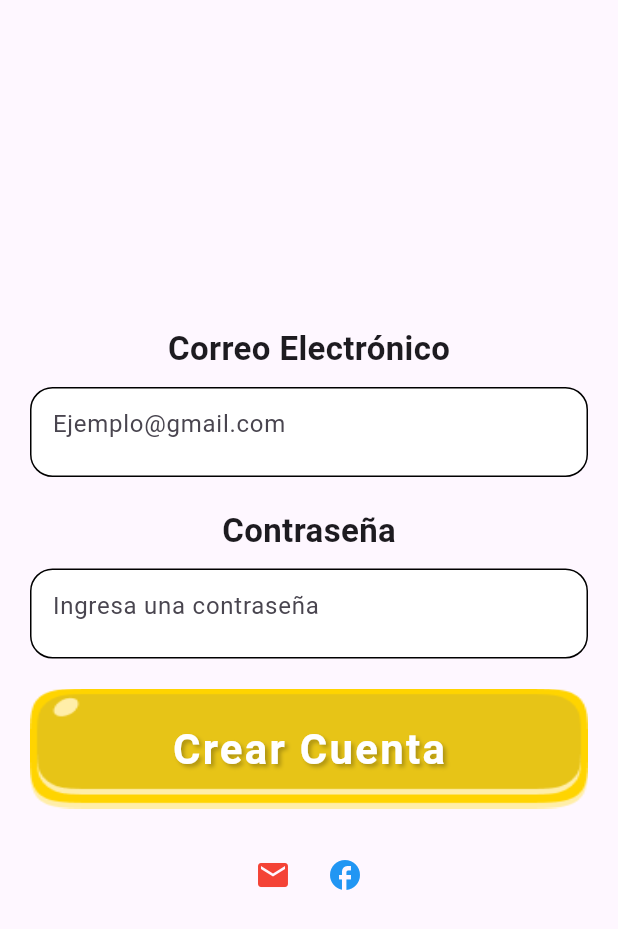
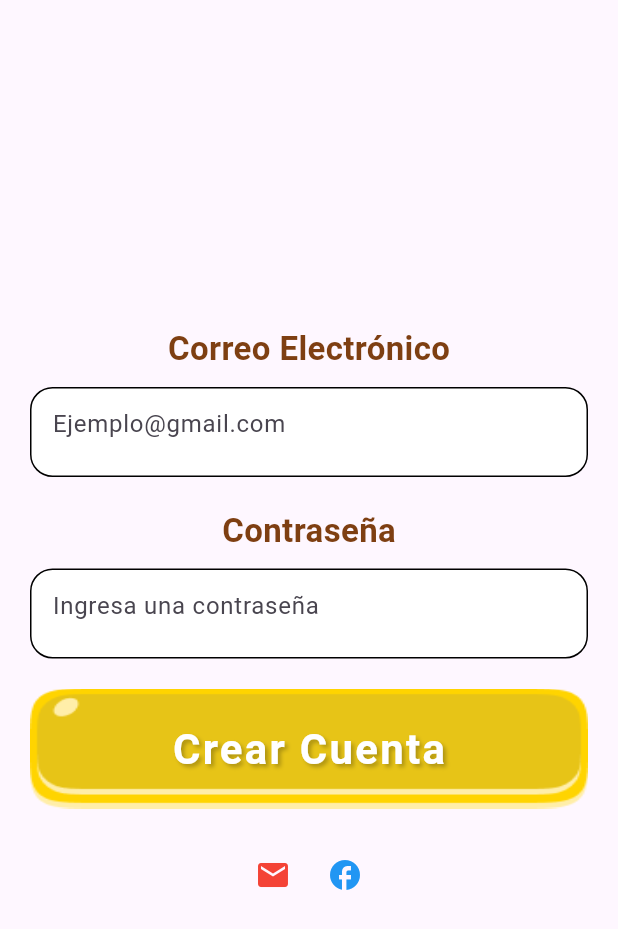
Before and after one commit to tobias-tj/TekkoApp, a Flutter app: the CreateAccountStep widget shown alone on an empty page, opened directly, swiped to page 5, on a phone screen of 412 x 824 dp. Shown: the top 929 px of the screen. Run offline on Flutter 3.47's test engine with Material 3 defaults, Android fonts, the phone set to English and light mode, and no system bars; our stand-ins replace another_flutter_splash_screen, lottie.

Commit message:
Primera version input decoration Intro

```diff
--- a/lib/screens/accounts/input_account.dart
+++ b/lib/components/input_account.dart
@@ -3,11 +3,13 @@ import 'package:flutter/material.dart';
 class InputAccount extends StatelessWidget {
   final String hintText;
   final bool isPass;
+  final TextInputType inputType;
   const InputAccount(
       {super.key,
       required TextEditingController inputController,
       required this.hintText,
-      required this.isPass})
+      required this.isPass,
+      required this.inputType})
       : _inputController = inputController;
 
   final TextEditingController _inputController;
@@ -23,6 +25,7 @@ class InputAccount extends StatelessWidget {
       ),
       child: TextField(
         controller: _inputController,
+        keyboardType: inputType,
         obscureText: isPass ? true : false,
         decoration: InputDecoration(
           fillColor: Colors.white,
--- /dev/null
+++ b/lib/components/input_animation.dart
@@ -0,0 +1,142 @@
+import 'package:flutter/material.dart';
+import 'package:flutter/services.dart';
+import 'package:tekko/styles/app_colors.dart';
+
+class InputAnimationName extends StatefulWidget {
+  final String hintText;
+  final TextInputType inputType;
+  final TextEditingController inputController;
+  final bool isAgeInput; // Nueva bandera
+
+  const InputAnimationName({
+    super.key,
+    required this.inputController,
+    required this.hintText,
+    required this.inputType,
+    this.isAgeInput = false, // Por defecto es false
+  });
+
+  @override
+  State<InputAnimationName> createState() => _InputAnimationNameState();
+}
+
+class _InputAnimationNameState extends State<InputAnimationName> {
+  String _userInput = "";
+
+  @override
+  void initState() {
+    super.initState();
+
+    widget.inputController.addListener(() {
+      final newText = widget.inputController.text;
+      if (widget.isAgeInput) {
+        // Limita la longitud a 2 caracteres para la edad
+        if (newText.length <= 2) {
+          if (_userInput != newText) {
+            setState(() {
+              _userInput = newText;
+            });
+          }
+        } else {
+          widget.inputController.text = _userInput;
+          widget.inputController.selection = TextSelection.fromPosition(
+            TextPosition(offset: _userInput.length),
+          );
+        }
+      } else {
+        // Para otros casos (texto), puedes usar la lógica que ya tienes
+        if (newText.length <= 10) {
+          if (_userInput != newText) {
+            setState(() {
+              _userInput = newText;
+            });
+          }
+        } else {
+          widget.inputController.text = _userInput;
+          widget.inputController.selection = TextSelection.fromPosition(
+            TextPosition(offset: _userInput.length),
+          );
+        }
+      }
+    });
+  }
+
+  @override
+  Widget build(BuildContext context) {
+    return GestureDetector(
+      onTap: () {
+        // Abre el teclado al tocar el widget
+        FocusScope.of(context).requestFocus(FocusNode());
+      },
+      child: Stack(
+        alignment: Alignment.center,
+        children: [
+          Container(
+            padding:
+                const EdgeInsets.symmetric(vertical: 12.0, horizontal: 16.0),
+            decoration: BoxDecoration(
+              color: Colors.white,
+              borderRadius: BorderRadius.circular(15.0),
+              border: Border.all(color: Colors.grey.shade400),
+            ),
+            child: Row(
+              mainAxisSize: MainAxisSize.min,
+              children: List.generate(10, (index) {
+                final letter = index < _userInput.length
+                    ? _userInput[index]
+                    : ""; // Letra o espacio vacío
+                return Padding(
+                  padding: const EdgeInsets.symmetric(horizontal: 4.0),
+                  child: Column(
+                    children: [
+                      Text(
+                        letter,
+                        style: const TextStyle(
+                          fontSize: 24,
+                          fontWeight: FontWeight.bold,
+                          color: AppColors.chocolateDark,
+                        ),
+                      ),
+                      Container(
+                        height: 2,
+                        width: 20,
+                        color: index <
+                                (_userInput.length <
+                                        (widget.isAgeInput ? 2 : 10)
+                                    ? _userInput.length
+                                    : (widget.isAgeInput ? 2 : 10))
+                            ? AppColors.chocolateDark
+                            : Colors.grey[400],
+                        margin: const EdgeInsets.only(top: 4.0),
+                      ),
+                    ],
+                  ),
+                );
+              }),
+            ),
+          ),
+          Opacity(
+            opacity: 0.0, // Hace que el campo de texto sea invisible
+            child: TextField(
+              controller: widget.inputController,
+              keyboardType: widget.isAgeInput
+                  ? TextInputType.number // Si es para edad, tipo numérico
+                  : widget.inputType,
+              maxLength: widget.isAgeInput ? 2 : 10, // Limita a 2 para edad
+              inputFormatters: [
+                if (widget.isAgeInput)
+                  FilteringTextInputFormatter
+                      .digitsOnly, // Solo números para la edad
+              ],
+              decoration: const InputDecoration(
+                border: InputBorder.none,
+                counterText: "", // Oculta el contador de caracteres
+              ),
+              cursorColor: Colors.transparent,
+            ),
+          )
+        ],
+      ),
+    );
+  }
+}
--- a/lib/screens/accounts/create_account_step.dart
+++ b/lib/screens/accounts/create_account_step.dart
@@ -1,7 +1,8 @@
 import 'package:flutter/material.dart';
 import 'package:lottie/lottie.dart';
 import 'package:tekko/components/button_intro.dart';
-import 'package:tekko/screens/accounts/input_account.dart';
+import 'package:tekko/components/input_account.dart';
+import 'package:tekko/components/input_animation.dart';
 import 'package:tekko/screens/home_screen.dart';
 import 'package:tekko/styles/app_colors.dart'; // Asegúrate de importar tu archivo de colores
 
@@ -75,7 +76,8 @@ class _CreateAccountStepState extends State<CreateAccountStep> {
               controller: _nameController,
               buttonText: 'SIGUIENTE',
               onPressed: _goToNextStep,
-          ),
+              inputType: TextInputType.name,
+              isAge: false),
           // Paso 2: Edad
           _buildStep(
               title: '¿Cuántos años tienes?',
@@ -83,8 +85,8 @@ class _CreateAccountStepState extends State<CreateAccountStep> {
               controller: _ageController,
               buttonText: 'CONFIRMAR',
               onPressed: _goToNextStep,
-            isNumericInput: true,
-          ),
+              inputType: TextInputType.number,
+              isAge: true),
           // Paso 3: Espacio para padres
           _buildParentStep(),
           // Paso 4: Prueba matemática
@@ -96,14 +98,14 @@ class _CreateAccountStepState extends State<CreateAccountStep> {
     );
   }
 
-  Widget _buildStep({
-    required String title,
+  Widget _buildStep(
+      {required String title,
       required String inputHint,
       required TextEditingController controller,
       required String buttonText,
       required VoidCallback onPressed,
-    bool isNumericInput = false,
-  }) {
+      required TextInputType inputType,
+      required bool isAge}) {
     return Padding(
       padding: const EdgeInsets.symmetric(horizontal: 20),
       child: Column(
@@ -112,22 +114,16 @@ class _CreateAccountStepState extends State<CreateAccountStep> {
           Text(
             title,
             style: const TextStyle(
-              fontSize: 28,
+              fontSize: 30,
               fontWeight: FontWeight.bold,
-              color: AppColors.softCreamDark,
+              color: AppColors.chocolateDark,
             ),
           ),
           const SizedBox(height: 20),
-          TextField(
-            controller: controller,
-            keyboardType:
-                isNumericInput ? TextInputType.number : TextInputType.text,
-            decoration: InputDecoration(
+          InputAnimationName(
+            inputController: controller,
             hintText: inputHint,
-              border: OutlineInputBorder(
-                borderRadius: BorderRadius.circular(15),
-              ),
-            ),
+            inputType: inputType,
           ),
           const SizedBox(height: 20),
           ButtonIntro(onNext: onPressed, textButton: buttonText),
@@ -145,7 +141,7 @@ class _CreateAccountStepState extends State<CreateAccountStep> {
           style: TextStyle(
             fontSize: 28,
             fontWeight: FontWeight.bold,
-            color: AppColors.softCreamDark,
+            color: AppColors.chocolateDark,
           ),
         ),
         const SizedBox(height: 20),
@@ -165,7 +161,7 @@ class _CreateAccountStepState extends State<CreateAccountStep> {
           style: TextStyle(
             fontSize: 28,
             fontWeight: FontWeight.bold,
-            color: AppColors.softCreamDark,
+            color: AppColors.chocolateDark,
           ),
         ),
         const SizedBox(height: 20),
@@ -209,24 +205,32 @@ class _CreateAccountStepState extends State<CreateAccountStep> {
         children: [
           const Text(
             'Correo Electrónico',
-            style: TextStyle(fontSize: 22, fontWeight: FontWeight.bold),
+            style: TextStyle(
+                fontSize: 22,
+                fontWeight: FontWeight.bold,
+                color: AppColors.chocolateDark),
           ),
           const SizedBox(height: 10),
           InputAccount(
             hintText: "Ejemplo@gmail.com",
             inputController: _emailController,
             isPass: false,
+            inputType: TextInputType.emailAddress,
           ),
           const SizedBox(height: 20),
           const Text(
             'Contraseña',
-            style: TextStyle(fontSize: 22, fontWeight: FontWeight.bold),
+            style: TextStyle(
+                fontSize: 22,
+                fontWeight: FontWeight.bold,
+                color: AppColors.chocolateDark),
           ),
           const SizedBox(height: 10),
           InputAccount(
             hintText: "Ingresa una contraseña",
             inputController: _passwordController,
             isPass: true,
+            inputType: TextInputType.text,
           ),
           const SizedBox(height: 20),
           ButtonIntro(onNext: _goToHome, textButton: "Crear Cuenta"),
--- a/lib/styles/app_colors.dart
+++ b/lib/styles/app_colors.dart
@@ -8,4 +8,5 @@ class AppColors {
   static const Color textColor = Colors.white;
   static const Color softCreamDark = Color.fromARGB(255, 255, 191, 120);
   static const Color yellowButton = Color.fromARGB(255, 231, 196, 23);
+  static const Color chocolateDark = Color.fromARGB(255, 126, 63, 18);
 }
```
Also changed, not shown: lib/components/input_animation_age.dart (added, +109 -0 lines). Lines whose indentation alone changed are shown as unchanged.
